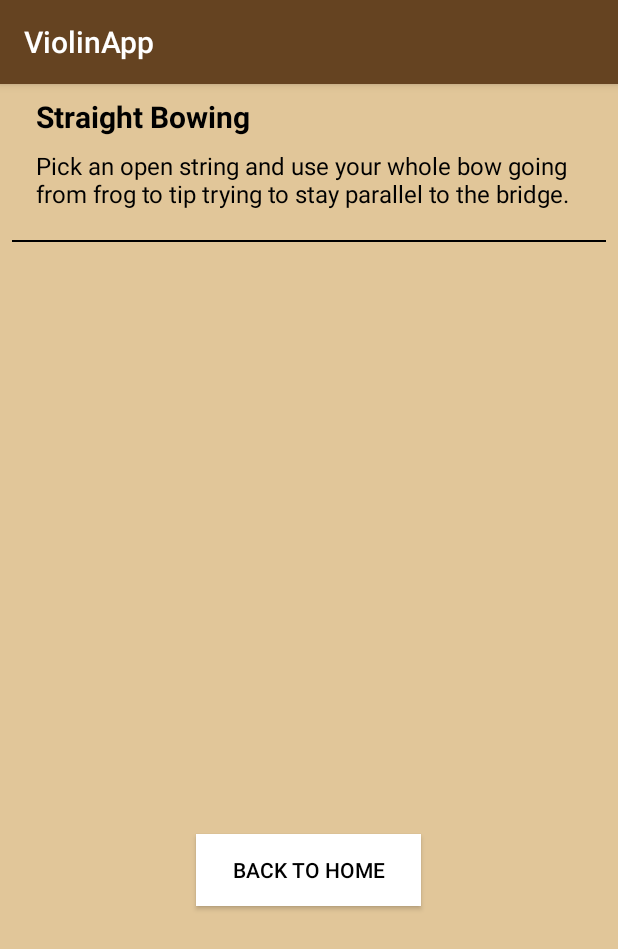
After one commit to andrewrama/ViolinApp, an Android app: the ExerciseActivity screen opened directly, with no data from a screen before it, on a phone screen of 412 x 824 dp. The commit adds this screen. Shown: the top 949 px of the screen. Run offline under Robolectric (Android 15) with nearby library versions, the light colour scheme and no system bars.

Commit message:
Fifth Commit

```diff
--- a/app/src/main/AndroidManifest.xml
+++ b/app/src/main/AndroidManifest.xml
@@ -9,7 +9,8 @@
         android:roundIcon="@mipmap/ic_launcher_round"
         android:supportsRtl="true"
         android:theme="@style/AppTheme">
-        <activity android:name=".PracticeLogActivity"/>
+        <activity android:name=".ExerciseActivity"></activity>
+        <activity android:name=".PracticeLogActivity" />
         <activity android:name=".TunerActivity" />
         <activity android:name=".MainActivity">
             <intent-filter>
--- /dev/null
+++ b/app/src/main/java/andrewrama/honorsmobileapps/violinapp/Exercise.java
@@ -0,0 +1,28 @@
+package andrewrama.honorsmobileapps.violinapp;
+
+public class Exercise {
+
+    private String exerciseName;
+    private String exerciseDescription;
+
+    public Exercise(String name, String description){
+        exerciseName = name;
+        exerciseDescription = description;
+    }
+
+    public String getExerciseName(){
+        return exerciseName;
+    }
+
+    public void setExerciseName(String name){
+        exerciseName = name;
+    }
+
+    public String getExerciseDescription(){
+        return exerciseDescription;
+    }
+
+    public void setExerciseDescription(String description){
+        exerciseDescription = description;
+    }
+}
--- /dev/null
+++ b/app/src/main/java/andrewrama/honorsmobileapps/violinapp/ExerciseActivity.java
@@ -0,0 +1,36 @@
+package andrewrama.honorsmobileapps.violinapp;
+
+import androidx.appcompat.app.AppCompatActivity;
+import androidx.recyclerview.widget.LinearLayoutManager;
+import androidx.recyclerview.widget.RecyclerView;
+
+import android.os.Bundle;
+import android.view.View;
+
+import java.util.ArrayList;
+
+public class ExerciseActivity extends AppCompatActivity {
+
+    private RecyclerView mRecyclerView;
+    private ExerciseAdapter mAdapter;
+    ArrayList<Exercise> exercises;
+
+    @Override
+    protected void onCreate(Bundle savedInstanceState) {
+        super.onCreate(savedInstanceState);
+        setContentView(R.layout.activity_exercise);
+
+        exercises = new ArrayList<>();
+        mRecyclerView = findViewById(R.id.exerciseRecyclerView);
+        LinearLayoutManager layoutManager = new LinearLayoutManager(this);
+        mRecyclerView.setLayoutManager(layoutManager);
+
+        exercises.add(new Exercise("Straight Bowing", "Pick an open string and use your whole bow going from frog to tip trying to stay parallel to the bridge."));
+
+        mAdapter = new ExerciseAdapter(exercises);
+        mRecyclerView.setAdapter(mAdapter);
+    }
+    public void backToHome3(View v){
+        finish();
+    }
+}
--- /dev/null
+++ b/app/src/main/java/andrewrama/honorsmobileapps/violinapp/ExerciseAdapter.java
@@ -0,0 +1,35 @@
+package andrewrama.honorsmobileapps.violinapp;
+
+import android.view.LayoutInflater;
+import android.view.View;
+import android.view.ViewGroup;
+
+import androidx.recyclerview.widget.RecyclerView;
+
+import java.util.ArrayList;
+
+public class ExerciseAdapter extends RecyclerView.Adapter<ExerciseViewHolder> {
+    private ArrayList<Exercise> mExercises;
+
+    public ExerciseAdapter(ArrayList<Exercise> exercises){
+        mExercises = exercises;
+    }
+    @Override
+    public ExerciseViewHolder onCreateViewHolder(ViewGroup parent, int viewType){
+        LayoutInflater layoutInflater = LayoutInflater.from(parent.getContext());
+        View rootView = layoutInflater.inflate(R.layout.listitem_layout, parent, false);
+        ExerciseViewHolder newViewHolder = new ExerciseViewHolder(rootView);
+        return newViewHolder;
+    }
+
+    @Override
+    public void onBindViewHolder(ExerciseViewHolder currentViewHolder, int position){
+        Exercise currentExercise = mExercises.get(position);
+        currentViewHolder.bindExercise(currentExercise);
+    }
+
+    @Override
+    public int getItemCount(){
+        return mExercises.size();
+    }
+}
--- /dev/null
+++ b/app/src/main/java/andrewrama/honorsmobileapps/violinapp/ExerciseViewHolder.java
@@ -0,0 +1,24 @@
+package andrewrama.honorsmobileapps.violinapp;
+
+import android.view.View;
+import android.widget.TextView;
+
+import androidx.recyclerview.widget.RecyclerView;
+
+public class ExerciseViewHolder extends RecyclerView.ViewHolder {
+    private TextView mExerciseName;
+    private TextView mExerciseDescription;
+    private Exercise mExercise;
+
+    public ExerciseViewHolder(View rootView){
+        super(rootView);
+        mExerciseName = rootView.findViewById(R.id.sessionTitle);
+        mExerciseDescription = rootView.findViewById(R.id.sessionDescription);
+    }
+
+    public void bindExercise(Exercise exercise){
+        mExercise = exercise;
+        mExerciseName.setText(mExercise.getExerciseName());
+        mExerciseDescription.setText(mExercise.getExerciseDescription());
+    }
+}
--- a/app/src/main/java/andrewrama/honorsmobileapps/violinapp/MainActivity.java
+++ b/app/src/main/java/andrewrama/honorsmobileapps/violinapp/MainActivity.java
@@ -24,4 +24,8 @@ public class MainActivity extends AppCompatActivity {
         Intent i = new Intent(this, PracticeLogActivity.class);
         startActivity(i);
     }
+    public void exercise(View v){
+        Intent i = new Intent(this, ExerciseActivity.class);
+        startActivity(i);
+    }
 }
--- a/app/src/main/java/andrewrama/honorsmobileapps/violinapp/PracticeLogActivity.java
+++ b/app/src/main/java/andrewrama/honorsmobileapps/violinapp/PracticeLogActivity.java
@@ -22,7 +22,6 @@ public class PracticeLogActivity extends AppCompatActivity {
     ArrayList<Session> sessions;
     private final Context context=this;
     private static final String KEY_SESSIONS = "sessions";
-    private Bundle bundle;
 
     @Override
     protected void onCreate(Bundle savedInstanceState) {
--- /dev/null
+++ b/app/src/main/res/layout/activity_exercise.xml
@@ -0,0 +1,35 @@
+<?xml version="1.0" encoding="utf-8"?>
+<LinearLayout xmlns:android="http://schemas.android.com/apk/res/android"
+    xmlns:app="http://schemas.android.com/apk/res-auto"
+    xmlns:tools="http://schemas.android.com/tools"
+    android:layout_width="match_parent"
+    android:layout_height="match_parent"
+    tools:context=".ExerciseActivity"
+    android:orientation="vertical"
+    android:background="#E1C699">
+
+
+    <ScrollView
+        android:layout_width="match_parent"
+        android:layout_height="350dp" >
+        <androidx.recyclerview.widget.RecyclerView
+            android:id="@+id/exerciseRecyclerView"
+            android:layout_width="match_parent"
+            android:layout_height="wrap_content"
+            tools:context=".ExerciseActivity">
+        </androidx.recyclerview.widget.RecyclerView>
+    </ScrollView>
+
+    <Button
+        android:layout_width="150dp"
+        android:layout_height="wrap_content"
+        android:text="Back To Home"
+        android:layout_gravity="center"
+        android:layout_marginTop="150dp"
+        android:background="#FFFFFF"
+        android:textColor="#000000"
+        android:id="@+id/backtohome"
+        android:onClick="backToHome3"/>
+
+
+</LinearLayout>
--- a/app/src/main/res/layout/activity_main.xml
+++ b/app/src/main/res/layout/activity_main.xml
@@ -46,6 +46,7 @@
         android:layout_height="wrap_content"
         android:textColor="#000000"
         android:background="#FFFFFF"
-        android:id="@+id/exercises" />
+        android:id="@+id/exercises"
+        android:onClick="exercise"/>
 
 </LinearLayout>
```
